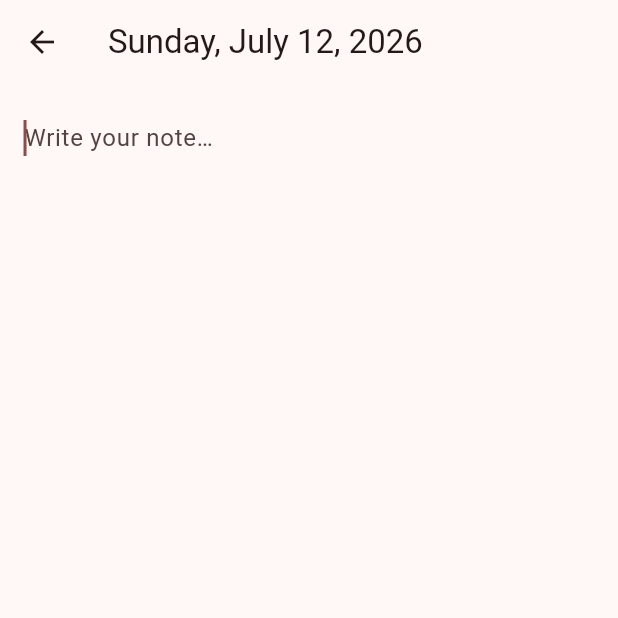
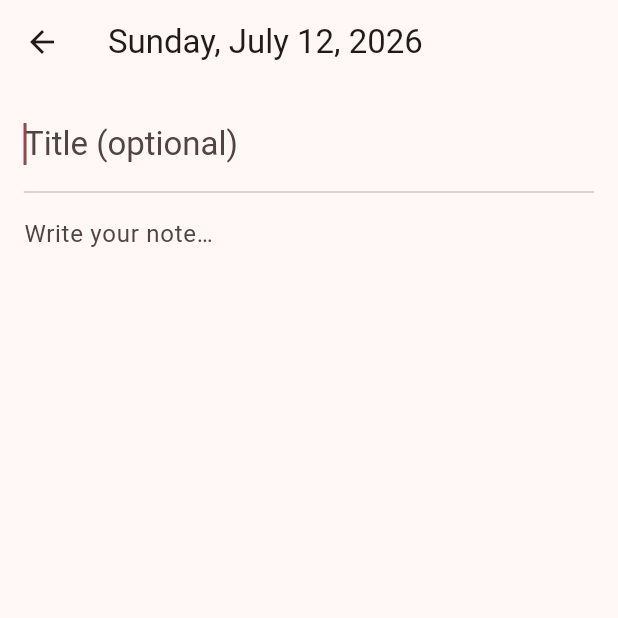
Before and after one commit to ShmagiG/journal, a Flutter app: the EntryEditorScreen screen opened directly with empty values, on a phone screen of 412 x 824 dp, the top half of it. Run offline on Flutter 3.47's test engine with Material 3 defaults, Android fonts, the phone set to English and light mode, and no system bars; our stand-ins replace drift, drift_flutter; accounts and stored records are empty; generated files the repository leaves out were written again.

Commit message:
feat: Add title field to journal entries and update entry editor UI

```diff
--- a/lib/data/database.dart
+++ b/lib/data/database.dart
@@ -13,6 +13,10 @@ class Entries extends Table {
   /// that each day has exactly one entry.
   DateTimeColumn get date => dateTime().unique()();
 
+  /// An optional user-provided name for the entry, shown next to the date.
+  /// Null when the user hasn't named the entry.
+  TextColumn get title => text().nullable()();
+
   TextColumn get body => text().withDefault(const Constant(''))();
 
   DateTimeColumn get createdAt => dateTime().withDefault(currentDateAndTime)();
@@ -27,7 +31,15 @@ class AppDatabase extends _$AppDatabase {
     : super(executor ?? driftDatabase(name: 'journal'));
 
   @override
-  int get schemaVersion => 1;
+  int get schemaVersion => 2;
+
+  @override
+  MigrationStrategy get migration => MigrationStrategy(
+    onCreate: (m) => m.createAll(),
+    onUpgrade: (m, from, to) async {
+      if (from < 2) await m.addColumn(entries, entries.title);
+    },
+  );
 
   /// Strips the time component, giving the local-midnight key for a day.
   static DateTime dateOnly(DateTime d) => DateTime(d.year, d.month, d.day);
@@ -44,18 +56,26 @@ class AppDatabase extends _$AppDatabase {
     return (select(entries)..where((t) => t.date.equals(key))).getSingleOrNull();
   }
 
-  /// Creates or updates the entry for [day] with [body].
-  Future<void> upsertEntry(DateTime day, String body) {
+  /// Creates or updates the entry for [day] with [body] and an optional [title].
+  Future<void> upsertEntry(DateTime day, String body, {String? title}) {
     final key = dateOnly(day);
     return transaction(() async {
       final existing = await entryForDate(key);
       if (existing == null) {
         await into(entries).insert(
-          EntriesCompanion.insert(date: key, body: Value(body)),
+          EntriesCompanion.insert(
+            date: key,
+            body: Value(body),
+            title: Value(title),
+          ),
         );
       } else {
         await (update(entries)..where((t) => t.id.equals(existing.id))).write(
-          EntriesCompanion(body: Value(body), updatedAt: Value(DateTime.now())),
+          EntriesCompanion(
+            body: Value(body),
+            title: Value(title),
+            updatedAt: Value(DateTime.now()),
+          ),
         );
       }
     });
--- a/lib/screens/entry_editor_screen.dart
+++ b/lib/screens/entry_editor_screen.dart
@@ -20,6 +20,7 @@ class EntryEditorScreen extends StatefulWidget {
 
 class _EntryEditorScreenState extends State<EntryEditorScreen> {
   final _controller = TextEditingController();
+  final _titleController = TextEditingController();
   Entry? _entry;
   bool _loading = true;
 
@@ -35,22 +36,26 @@ class _EntryEditorScreenState extends State<EntryEditorScreen> {
     setState(() {
       _entry = entry;
       _controller.text = entry?.body ?? '';
+      _titleController.text = entry?.title ?? '';
       _loading = false;
     });
   }
 
   /// Persists the current text. Avoids creating an empty row for a brand-new
-  /// day, and removes an existing entry that has been emptied out.
+  /// day, and removes an existing entry that has been emptied out. An entry is
+  /// kept when it has a title or a body; only when both are empty is it deleted.
   Future<void> _save() async {
     if (_loading) return;
-    final text = _controller.text;
-    if (text.trim().isEmpty) {
+    final body = _controller.text;
+    final title = _titleController.text;
+    final normalizedTitle = title.trim().isEmpty ? null : title.trim();
+    if (body.trim().isEmpty && normalizedTitle == null) {
       if (_entry != null) {
         await widget.database.deleteEntry(_entry!.id);
       }
       return;
     }
-    await widget.database.upsertEntry(widget.date, text);
+    await widget.database.upsertEntry(widget.date, body, title: normalizedTitle);
   }
 
   Future<void> _delete() async {
@@ -63,6 +68,7 @@ class _EntryEditorScreenState extends State<EntryEditorScreen> {
   @override
   void dispose() {
     _controller.dispose();
+    _titleController.dispose();
     super.dispose();
   }
 
@@ -89,9 +95,23 @@ class _EntryEditorScreenState extends State<EntryEditorScreen> {
             ? const Center(child: CircularProgressIndicator())
             : Padding(
                 padding: const EdgeInsets.all(16),
+                child: Column(
+                  crossAxisAlignment: CrossAxisAlignment.stretch,
+                  children: [
+                    TextField(
+                      controller: _titleController,
+                      autofocus: true,
+                      textInputAction: TextInputAction.next,
+                      style: Theme.of(context).textTheme.titleLarge,
+                      decoration: const InputDecoration(
+                        border: InputBorder.none,
+                        hintText: 'Title (optional)',
+                      ),
+                    ),
+                    const Divider(),
+                    Expanded(
                       child: TextField(
                         controller: _controller,
-                  autofocus: true,
                         expands: true,
                         maxLines: null,
                         minLines: null,
@@ -102,6 +122,9 @@ class _EntryEditorScreenState extends State<EntryEditorScreen> {
                         ),
                       ),
                     ),
+                  ],
+                ),
+              ),
       ),
     );
   }
--- a/lib/screens/entry_list_screen.dart
+++ b/lib/screens/entry_list_screen.dart
@@ -39,8 +39,12 @@ class EntryListScreen extends StatelessWidget {
             itemCount: entries.length,
             itemBuilder: (context, index) {
               final entry = entries[index];
+              final dateLabel = DateFormat.yMMMMEEEEd().format(entry.date);
+              final label = (entry.title?.trim().isNotEmpty ?? false)
+                  ? '$dateLabel · ${entry.title!.trim()}'
+                  : dateLabel;
               return ListTile(
-                title: Text(DateFormat.yMMMMEEEEd().format(entry.date)),
+                title: Text(label),
                 subtitle: entry.body.trim().isEmpty
                     ? null
                     : Text(
```
Also changed, not shown: lib/data/database.g.dart. Lines whose indentation alone changed are shown as unchanged.
